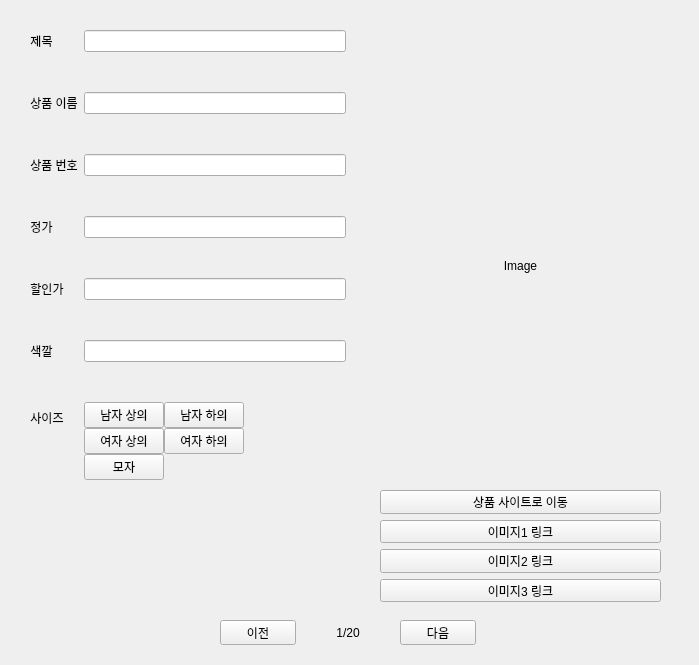
Old version of the form src/crawling_result.ui in the repository gagip/stella.
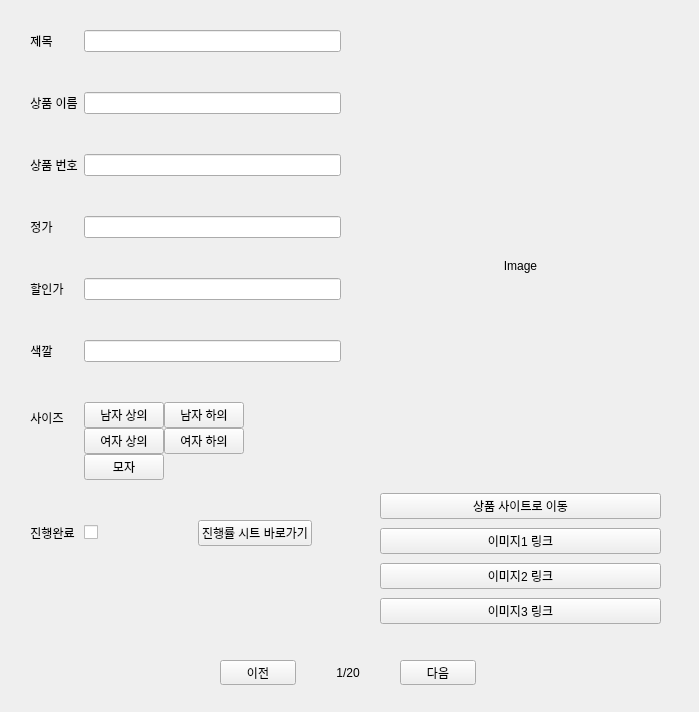
New version of the form.

Commit message: 작업 완료 체크박스  ui 추가

What changed in the file:
```diff
--- a/src/crawling_result.ui
+++ b/src/crawling_result.ui
@@ -7,7 +7,7 @@
     <x>0</x>
     <y>0</y>
     <width>699</width>
-    <height>665</height>
+    <height>712</height>
    </rect>
   </property>
   <property name="windowTitle">
@@ -37,8 +37,8 @@
     <rect>
      <x>30</x>
      <y>30</y>
-     <width>316</width>
-     <height>571</height>
+     <width>311</width>
+     <height>601</height>
     </rect>
    </property>
    <layout class="QFormLayout" name="formLayout">
@@ -135,6 +135,16 @@
       </property>
      </widget>
     </item>
+    <item row="4" column="1">
+     <widget class="QLineEdit" name="salePriceEdit">
+      <property name="text">
+       <string/>
+      </property>
+      <property name="readOnly">
+       <bool>true</bool>
+      </property>
+     </widget>
+    </item>
     <item row="5" column="0">
      <widget class="QLabel" name="label_6">
       <property name="text">
@@ -145,16 +155,6 @@
       </property>
      </widget>
     </item>
-    <item row="4" column="1">
-     <widget class="QLineEdit" name="salePriceEdit">
-      <property name="text">
-       <string/>
-      </property>
-      <property name="readOnly">
-       <bool>true</bool>
-      </property>
-     </widget>
-    </item>
     <item row="5" column="1">
      <widget class="QLineEdit" name="colorEdit">
       <property name="text">
@@ -165,7 +165,7 @@
       </property>
      </widget>
     </item>
-    <item row="7" column="0">
+    <item row="6" column="0">
      <widget class="QLabel" name="label_7">
       <property name="text">
        <string>사이즈</string>
@@ -175,7 +175,7 @@
       </property>
      </widget>
     </item>
-    <item row="7" column="1">
+    <item row="6" column="1">
      <layout class="QGridLayout" name="gridLayout">
       <item row="0" column="1">
        <widget class="QPushButton" name="manBottomButton">
@@ -214,13 +214,47 @@
       </item>
      </layout>
     </item>
+    <item row="7" column="0">
+     <widget class="QLabel" name="label_8">
+      <property name="text">
+       <string>진행완료</string>
+      </property>
+      <property name="alignment">
+       <set>Qt::AlignCenter</set>
+      </property>
+     </widget>
+    </item>
+    <item row="7" column="1">
+     <layout class="QHBoxLayout" name="horizontalLayout">
+      <property name="spacing">
+       <number>100</number>
+      </property>
+      <property name="sizeConstraint">
+       <enum>QLayout::SetDefaultConstraint</enum>
+      </property>
+      <item>
+       <widget class="QCheckBox" name="checkBoxComplete">
+        <property name="text">
+         <string/>
+        </property>
+       </widget>
+      </item>
+      <item>
+       <widget class="QPushButton" name="progressSheetButton">
+        <property name="text">
+         <string>진행률 시트 바로가기</string>
+        </property>
+       </widget>
+      </item>
+     </layout>
+    </item>
    </layout>
   </widget>
   <widget class="QWidget" name="horizontalLayoutWidget">
    <property name="geometry">
     <rect>
      <x>220</x>
-     <y>620</y>
+     <y>660</y>
      <width>256</width>
      <height>25</height>
     </rect>
@@ -261,7 +295,7 @@
      <x>380</x>
      <y>490</y>
      <width>281</width>
-     <height>112</height>
+     <height>141</height>
     </rect>
    </property>
    <layout class="QVBoxLayout" name="verticalLayout">
```
The commit also changes 2 other files.
